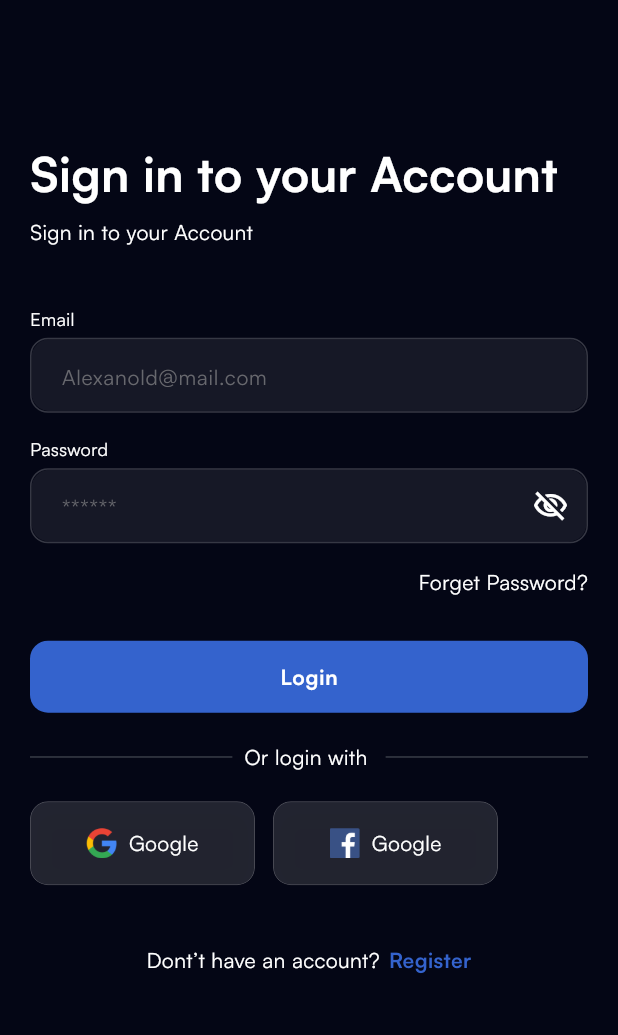
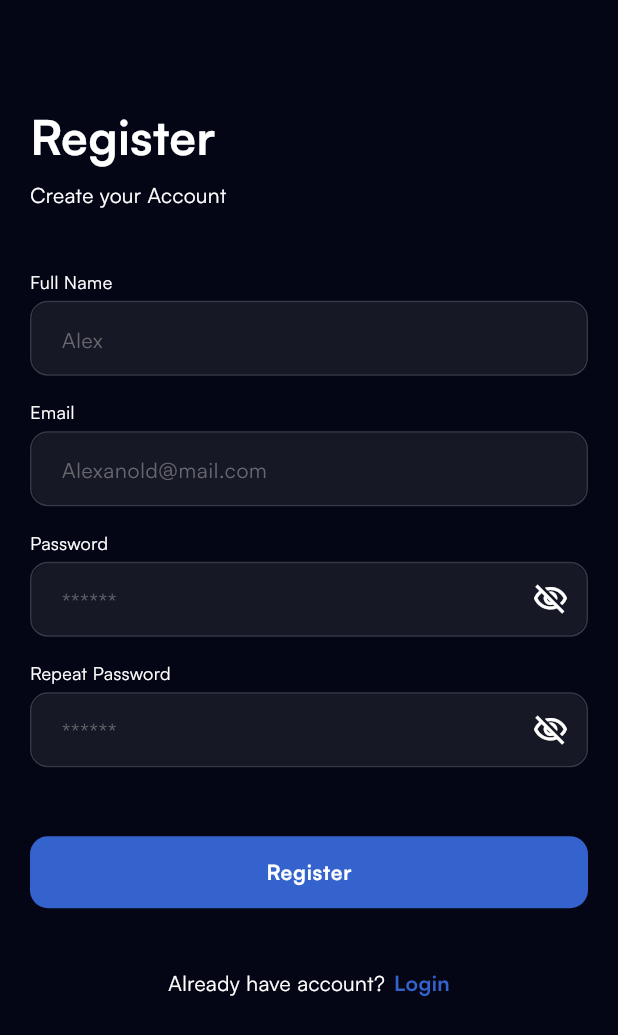
Before and after one commit to ba138/xium_app, a Flutter app: the LoginScreen screen opened directly, after a tap on "Register", on a phone screen of 412 x 824 dp. Shown: the top 1035 px of the screen. Run offline on Flutter 3.47's test engine with Material 3 defaults, Android fonts, the phone set to English and light mode, and no system bars; drawn by our look-alikes of bounce, flutter_animate; our stand-ins replace cached_network_image, flutter_svg, get.

Commit message:
register_screen complete

```diff
--- a/lib/views/screens/auth/login_screen.dart
+++ b/lib/views/screens/auth/login_screen.dart
@@ -1,6 +1,8 @@
 import 'package:flutter/material.dart';
+import 'package:get/get.dart';
 import 'package:xium_app/constants/app_colors.dart';
 import 'package:xium_app/generated/assets.dart';
+import 'package:xium_app/views/screens/auth/register_screen.dart';
 import 'package:xium_app/views/screens/welcome/widgets/glassiy_button.dart';
 import 'package:xium_app/views/widgets/my_button.dart';
 import 'package:xium_app/views/widgets/my_text.dart';
@@ -95,7 +97,9 @@ class _LoginScreenState extends State<LoginScreen> {
                     text: "Register",
                     color: AppColors.buttonColor,
                     weight: FontWeight.bold,
-                    onTap: () {},
+                    onTap: () {
+                      Get.to(() => RegisterScreen());
+                    },
                   ),
                 ],
               ),
--- a/lib/views/screens/auth/register_screen.dart
+++ b/lib/views/screens/auth/register_screen.dart
@@ -1,4 +1,10 @@
 import 'package:flutter/material.dart';
+import 'package:get/get.dart';
+import 'package:xium_app/constants/app_colors.dart';
+import 'package:xium_app/views/screens/auth/login_screen.dart';
+import 'package:xium_app/views/widgets/my_button.dart';
+import 'package:xium_app/views/widgets/my_text.dart';
+import 'package:xium_app/views/widgets/my_text_field.dart';
 
 class RegisterScreen extends StatefulWidget {
   const RegisterScreen({super.key});
@@ -10,6 +16,72 @@ class RegisterScreen extends StatefulWidget {
 class _RegisterScreenState extends State<RegisterScreen> {
   @override
   Widget build(BuildContext context) {
-    return Scaffold();
+    return Scaffold(
+      body: SafeArea(
+        child: Padding(
+          padding: const EdgeInsets.all(20.0),
+          child: Column(
+            crossAxisAlignment: CrossAxisAlignment.start,
+            children: [
+              SizedBox(height: MediaQuery.of(context).size.height * 0.06),
+              MyText(
+                text: "Register",
+                size: 32,
+                textAlign: TextAlign.start,
+                weight: FontWeight.bold,
+              ),
+              SizedBox(height: 8),
+              MyText(text: "Create your Account"),
+              SizedBox(height: 40),
+              MyTextField(hint: "Alex", radius: 12, label: "Full Name"),
+              MyTextField(
+                hint: "Alexanold@mail.com",
+                radius: 12,
+                label: "Email",
+              ),
+              MyTextField(
+                hint: "******",
+                radius: 12,
+                label: "Password",
+                suffix: Icon(
+                  Icons.visibility_off_outlined,
+                  color: AppColors.onPrimary,
+                ),
+              ),
+              MyTextField(
+                hint: "******",
+                radius: 12,
+                label: "Repeat Password",
+                suffix: Icon(
+                  Icons.visibility_off_outlined,
+                  color: AppColors.onPrimary,
+                ),
+              ),
+
+              const SizedBox(height: 30),
+              MyButton(onTap: () {}, buttonText: "Register", radius: 12),
+              const SizedBox(height: 40),
+
+              Row(
+                spacing: 6,
+                mainAxisAlignment: MainAxisAlignment.center,
+                children: [
+                  MyText(text: "Already have account?"),
+
+                  MyText(
+                    text: "Login",
+                    color: AppColors.buttonColor,
+                    weight: FontWeight.bold,
+                    onTap: () {
+                      Get.to(() => LoginScreen());
+                    },
+                  ),
+                ],
+              ),
+            ],
+          ),
+        ),
+      ),
+    );
   }
 }
```
